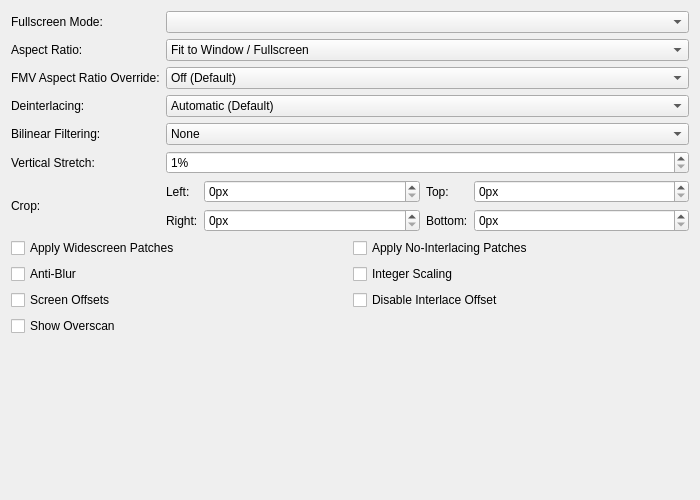
Old version of the form pcsx2-qt/Settings/GraphicsDisplaySettingsTab.ui in the repository PCSX2/pcsx2.
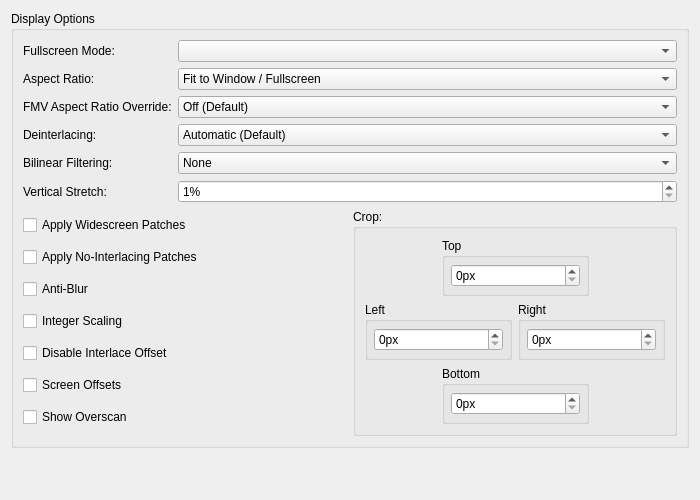
New version of the form.

Commit message: Qt: Re-arrange Display Settings layout

```diff
--- a/pcsx2-qt/Settings/GraphicsDisplaySettingsTab.ui
+++ b/pcsx2-qt/Settings/GraphicsDisplaySettingsTab.ui
@@ -19,8 +19,82 @@
   <property name="windowTitle">
    <string/>
   </property>
-  <layout class="QGridLayout" name="gridLayout" columnstretch="0,1">
+  <layout class="QGridLayout" name="gridLayout" columnstretch="0,0">
+   <item row="10" column="0">
+    <spacer name="verticalSpacer">
+     <property name="orientation">
+      <enum>Qt::Orientation::Vertical</enum>
+     </property>
+     <property name="sizeHint" stdset="0">
+      <size>
+       <width>20</width>
+       <height>0</height>
+      </size>
+     </property>
+    </spacer>
+   </item>
+   <item row="9" column="0" colspan="2">
+    <widget class="QGroupBox" name="miscGroupBox">
+     <property name="title">
+      <string>Display Options</string>
+     </property>
+     <layout class="QGridLayout" name="gridLayout_2" columnstretch="0,1">
+      <item row="8" column="1">
+       <widget class="QComboBox" name="bilinearFiltering">
+        <item>
+         <property name="text">
+          <string>None</string>
+         </property>
+        </item>
+        <item>
+         <property name="text">
+          <string extracomment="Smooth: Refers to the texture clarity.">Bilinear (Smooth)</string>
+         </property>
+        </item>
+        <item>
+         <property name="text">
+          <string extracomment="Sharp: Refers to the texture clarity.">Bilinear (Sharp)</string>
+         </property>
+        </item>
+       </widget>
+      </item>
+      <item row="9" column="1">
+       <widget class="QSpinBox" name="stretchY">
+        <property name="suffix">
+         <string extracomment="Percentage sign that shows next to a value. You might want to add a space before if your language requires it.">%</string>
+        </property>
+        <property name="minimum">
+         <number>1</number>
+        </property>
+        <property name="maximum">
+         <number>300</number>
+        </property>
+       </widget>
+      </item>
+      <item row="5" column="0">
+       <widget class="QLabel" name="fmvAspectRatioLabel">
+        <property name="text">
+         <string>FMV Aspect Ratio Override:</string>
+        </property>
+        <property name="buddy">
+         <cstring>fmvAspectRatio</cstring>
+        </property>
+       </widget>
+      </item>
+      <item row="3" column="1">
+       <widget class="QComboBox" name="fullscreenModes"/>
+      </item>
    <item row="3" column="0">
+       <widget class="QLabel" name="fsModeLabel">
+        <property name="text">
+         <string>Fullscreen Mode:</string>
+        </property>
+        <property name="buddy">
+         <cstring>fullscreenModes</cstring>
+        </property>
+       </widget>
+      </item>
+      <item row="7" column="0">
     <widget class="QLabel" name="interlacingLabel">
      <property name="text">
       <string>Deinterlacing:</string>
@@ -30,18 +104,49 @@
      </property>
     </widget>
    </item>
-   <item row="0" column="1">
-    <widget class="QComboBox" name="fullscreenModes"/>
-   </item>
-   <item row="7" column="0" colspan="2">
+      <item row="5" column="1">
+       <widget class="QComboBox" name="fmvAspectRatio">
+        <item>
+         <property name="text">
+          <string>Off (Default)</string>
+         </property>
+        </item>
+        <item>
+         <property name="text">
+          <string>Auto Standard (4:3 Interlaced / 3:2 Progressive)</string>
+         </property>
+        </item>
+        <item>
+         <property name="text">
+          <string>Standard (4:3)</string>
+         </property>
+        </item>
+        <item>
+         <property name="text">
+          <string>Widescreen (16:9)</string>
+         </property>
+        </item>
+        <item>
+         <property name="text">
+          <string>Native/Full (10:7)</string>
+         </property>
+        </item>
+       </widget>
+      </item>
+      <item row="8" column="0">
+       <widget class="QLabel" name="billinearLabel">
+        <property name="text">
+         <string>Bilinear Filtering:</string>
+        </property>
+        <property name="buddy">
+         <cstring>bilinearFiltering</cstring>
+        </property>
+       </widget>
+      </item>
+      <item row="10" column="0" colspan="2">
+       <layout class="QHBoxLayout" name="bottomLayout">
+        <item>
     <layout class="QGridLayout" name="displayGridLayout">
-     <item row="1" column="1">
-      <widget class="QCheckBox" name="integerScaling">
-       <property name="text">
-        <string>Integer Scaling</string>
-       </property>
-      </widget>
-     </item>
      <item row="0" column="0">
       <widget class="QCheckBox" name="widescreenPatches">
        <property name="text">
@@ -49,14 +154,28 @@
        </property>
       </widget>
      </item>
-     <item row="0" column="1">
+          <item row="2" column="0">
       <widget class="QCheckBox" name="noInterlacingPatches">
        <property name="text">
         <string>Apply No-Interlacing Patches</string>
        </property>
       </widget>
      </item>
-     <item row="1" column="0">
+          <item row="9" column="0">
+           <widget class="QCheckBox" name="PCRTCOverscan">
+            <property name="text">
+             <string>Show Overscan</string>
+            </property>
+           </widget>
+          </item>
+          <item row="6" column="0">
+           <widget class="QCheckBox" name="disableInterlaceOffset">
+            <property name="text">
+             <string>Disable Interlace Offset</string>
+            </property>
+           </widget>
+          </item>
+          <item row="3" column="0">
       <widget class="QCheckBox" name="PCRTCAntiBlur">
        <property name="text">
         <string>Anti-Blur</string>
@@ -66,88 +185,158 @@
        </property>
       </widget>
      </item>
-     <item row="2" column="1">
-      <widget class="QCheckBox" name="disableInterlaceOffset">
-       <property name="text">
-        <string>Disable Interlace Offset</string>
-       </property>
-      </widget>
-     </item>
-     <item row="2" column="0">
+          <item row="8" column="0">
       <widget class="QCheckBox" name="PCRTCOffsets">
        <property name="text">
         <string>Screen Offsets</string>
        </property>
       </widget>
      </item>
-     <item row="3" column="0">
-      <widget class="QCheckBox" name="PCRTCOverscan">
+          <item row="4" column="0">
+           <widget class="QCheckBox" name="integerScaling">
        <property name="text">
-        <string>Show Overscan</string>
+             <string>Integer Scaling</string>
        </property>
       </widget>
      </item>
     </layout>
    </item>
-   <item row="2" column="0">
-    <widget class="QLabel" name="fmvAspectRatioLabel">
-     <property name="text">
-      <string>FMV Aspect Ratio Override:</string>
-     </property>
-     <property name="buddy">
-      <cstring>fmvAspectRatio</cstring>
-     </property>
-    </widget>
-   </item>
-   <item row="1" column="1">
-    <widget class="QComboBox" name="aspectRatio">
-     <item>
-      <property name="text">
-       <string>Fit to Window / Fullscreen</string>
-      </property>
-     </item>
-     <item>
-      <property name="text">
-       <string>Auto Standard (4:3 Interlaced / 3:2 Progressive)</string>
-      </property>
-     </item>
-     <item>
-      <property name="text">
-       <string>Standard (4:3)</string>
-      </property>
-     </item>
-     <item>
-      <property name="text">
-       <string>Widescreen (16:9)</string>
-      </property>
-     </item>
-     <item>
-      <property name="text">
-       <string>Native/Full (10:7)</string>
-      </property>
-     </item>
-    </widget>
-   </item>
-   <item row="4" column="1">
-    <widget class="QComboBox" name="bilinearFiltering">
-     <item>
-      <property name="text">
-       <string>None</string>
-      </property>
-     </item>
-     <item>
-      <property name="text">
-       <string extracomment="Smooth: Refers to the texture clarity.">Bilinear (Smooth)</string>
-      </property>
-     </item>
-     <item>
-      <property name="text">
-       <string extracomment="Sharp: Refers to the texture clarity.">Bilinear (Sharp)</string>
-      </property>
-     </item>
-    </widget>
-   </item>
-   <item row="5" column="0">
+        <item>
+         <widget class="QGroupBox" name="cropBox">
+          <property name="title">
+           <string extracomment="Try to use Sony's official terminology for this. A good place to start would be in the console or the DualShock 2's manual. If this element was officially translated to your language by Sony in later DualShocks, you may use that term.">Crop:</string>
+          </property>
+          <layout class="QGridLayout" name="gridLayout_5">
+           <item row="3" column="1" colspan="2">
+            <widget class="QGroupBox" name="cropBottomBox">
+             <property name="title">
+              <string>Bottom</string>
+             </property>
+             <layout class="QGridLayout" name="gridLayout_4">
+              <property name="leftMargin">
+               <number>6</number>
+              </property>
+              <property name="topMargin">
+               <number>6</number>
+              </property>
+              <property name="rightMargin">
+               <number>6</number>
+              </property>
+              <property name="bottomMargin">
+               <number>6</number>
+              </property>
+              <item row="0" column="0">
+               <widget class="QSpinBox" name="cropBottom">
+                <property name="suffix">
+                 <string>px</string>
+                </property>
+                <property name="maximum">
+                 <number>1000</number>
+                </property>
+               </widget>
+              </item>
+             </layout>
+            </widget>
+           </item>
+           <item row="2" column="0" colspan="2">
+            <widget class="QGroupBox" name="cropLeftBox">
+             <property name="title">
+              <string>Left</string>
+             </property>
+             <layout class="QGridLayout" name="gridLayout_3">
+              <property name="leftMargin">
+               <number>6</number>
+              </property>
+              <property name="topMargin">
+               <number>6</number>
+              </property>
+              <property name="rightMargin">
+               <number>6</number>
+              </property>
+              <property name="bottomMargin">
+               <number>6</number>
+              </property>
+              <item row="0" column="0">
+               <widget class="QSpinBox" name="cropLeft">
+                <property name="suffix">
+                 <string>px</string>
+                </property>
+                <property name="maximum">
+                 <number>1000</number>
+                </property>
+               </widget>
+              </item>
+             </layout>
+            </widget>
+           </item>
+           <item row="0" column="1" colspan="2">
+            <widget class="QGroupBox" name="cropTopBox">
+             <property name="title">
+              <string>Top</string>
+             </property>
+             <layout class="QGridLayout" name="gridLayout_6">
+              <property name="leftMargin">
+               <number>6</number>
+              </property>
+              <property name="topMargin">
+               <number>6</number>
+              </property>
+              <property name="rightMargin">
+               <number>6</number>
+              </property>
+              <property name="bottomMargin">
+               <number>6</number>
+              </property>
+              <item row="1" column="0">
+               <widget class="QSpinBox" name="cropTop">
+                <property name="suffix">
+                 <string>px</string>
+                </property>
+                <property name="maximum">
+                 <number>1000</number>
+                </property>
+               </widget>
+              </item>
+             </layout>
+            </widget>
+           </item>
+           <item row="2" column="2" colspan="2">
+            <widget class="QGroupBox" name="cropRightBox">
+             <property name="title">
+              <string>Right</string>
+             </property>
+             <layout class="QGridLayout" name="gridLayout_7">
+              <property name="leftMargin">
+               <number>6</number>
+              </property>
+              <property name="topMargin">
+               <number>6</number>
+              </property>
+              <property name="rightMargin">
+               <number>6</number>
+              </property>
+              <property name="bottomMargin">
+               <number>6</number>
+              </property>
+              <item row="0" column="0">
+               <widget class="QSpinBox" name="cropRight">
+                <property name="suffix">
+                 <string>px</string>
+                </property>
+                <property name="maximum">
+                 <number>1000</number>
+                </property>
+               </widget>
+              </item>
+             </layout>
+            </widget>
+           </item>
+          </layout>
+         </widget>
+        </item>
+       </layout>
+      </item>
+      <item row="9" column="0">
     <widget class="QLabel" name="verticalStretchLabel">
      <property name="text">
       <string>Vertical Stretch:</string>
@@ -157,31 +346,11 @@
      </property>
     </widget>
    </item>
-   <item row="0" column="0">
-    <widget class="QLabel" name="fsModeLabel">
-     <property name="text">
-      <string>Fullscreen Mode:</string>
-     </property>
-     <property name="buddy">
-      <cstring>fullscreenModes</cstring>
-     </property>
-    </widget>
-   </item>
-   <item row="4" column="0">
-    <widget class="QLabel" name="billinearLabel">
-     <property name="text">
-      <string>Bilinear Filtering:</string>
-     </property>
-     <property name="buddy">
-      <cstring>bilinearFiltering</cstring>
-     </property>
-    </widget>
-   </item>
-   <item row="2" column="1">
-    <widget class="QComboBox" name="fmvAspectRatio">
+      <item row="4" column="1">
+       <widget class="QComboBox" name="aspectRatio">
      <item>
       <property name="text">
-       <string>Off (Default)</string>
+          <string>Fit to Window / Fullscreen</string>
       </property>
      </item>
      <item>
@@ -206,14 +375,7 @@
      </item>
     </widget>
    </item>
-   <item row="6" column="0">
-    <widget class="QLabel" name="cropLabel">
-     <property name="text">
-      <string>Crop:</string>
-     </property>
-    </widget>
-   </item>
-   <item row="1" column="0">
+      <item row="4" column="0">
     <widget class="QLabel" name="aspectRatioLabel">
      <property name="text">
       <string>Aspect Ratio:</string>
@@ -223,7 +385,7 @@
      </property>
     </widget>
    </item>
-   <item row="3" column="1">
+      <item row="7" column="1">
     <widget class="QComboBox" name="interlacing">
      <item>
       <property name="text">
@@ -277,115 +439,8 @@
      </item>
     </widget>
    </item>
-   <item row="5" column="1">
-    <widget class="QSpinBox" name="stretchY">
-     <property name="suffix">
-      <string extracomment="Percentage sign that shows next to a value. You might want to add a space before if your language requires it.">%</string>
-     </property>
-     <property name="minimum">
-      <number>1</number>
-     </property>
-     <property name="maximum">
-      <number>300</number>
-     </property>
-    </widget>
-   </item>
-   <item row="8" column="0">
-    <spacer name="verticalSpacer">
-     <property name="orientation">
-      <enum>Qt::Orientation::Vertical</enum>
-     </property>
-     <property name="sizeHint" stdset="0">
-      <size>
-       <width>20</width>
-       <height>0</height>
-      </size>
-     </property>
-    </spacer>
-   </item>
-   <item row="6" column="1">
-    <layout class="QGridLayout" name="gridLayout_2" columnstretch="0,1,0,1">
-     <item row="0" column="3">
-      <widget class="QSpinBox" name="cropTop">
-       <property name="suffix">
-        <string>px</string>
-       </property>
-       <property name="maximum">
-        <number>1000</number>
-       </property>
-      </widget>
-     </item>
-     <item row="0" column="2">
-      <widget class="QLabel" name="cropTopLabel">
-       <property name="text">
-        <string extracomment="Warning: short space constraints. Abbreviate if necessary.">Top:</string>
-       </property>
-       <property name="buddy">
-        <cstring>cropTop</cstring>
-       </property>
-      </widget>
-     </item>
-     <item row="0" column="0">
-      <widget class="QLabel" name="cropLeftLabel">
-       <property name="text">
-        <string extracomment="Warning: short space constraints. Abbreviate if necessary.">Left:</string>
-       </property>
-       <property name="buddy">
-        <cstring>cropLeft</cstring>
-       </property>
-      </widget>
-     </item>
-     <item row="0" column="1">
-      <widget class="QSpinBox" name="cropLeft">
-       <property name="suffix">
-        <string>px</string>
-       </property>
-       <property name="maximum">
-        <number>1000</number>
-       </property>
-      </widget>
-     </item>
-     <item row="1" column="0">
-      <widget class="QLabel" name="cropRightLabel">
-       <property name="text">
-        <string extracomment="Warning: short space constraints. Abbreviate if necessary.">Right:</string>
-       </property>
-       <property name="buddy">
-        <cstring>cropRight</cstring>
-       </property>
-      </widget>
-     </item>
-     <item row="1" column="1">
-      <widget class="QSpinBox" name="cropRight">
-       <property name="suffix">
-        <string>px</string>
-       </property>
-       <property name="maximum">
-        <number>1000</number>
-       </property>
-      </widget>
-     </item>
-     <item row="1" column="2">
-      <widget class="QLabel" name="cropBottomLabel">
-       <property name="text">
-        <string extracomment="Warning: short space constraints. Abbreviate if necessary.">Bottom:</string>
-       </property>
-       <property name="buddy">
-        <cstring>cropBottom</cstring>
-       </property>
-      </widget>
-     </item>
-     <item row="1" column="3">
-      <widget class="QSpinBox" name="cropBottom">
-       <property name="suffix">
-        <string>px</string>
-       </property>
-       <property name="maximum">
-        <number>1000</number>
-       </property>
-      </widget>
-     </item>
-    </layout>
+     </layout>
+    </widget>
    </item>
   </layout>
  </widget>
```
Left out of the diff: 10 changed lines with no effect on the pictures. Lines whose indentation alone changed are shown as unchanged. The commit also changes 4 other files.
